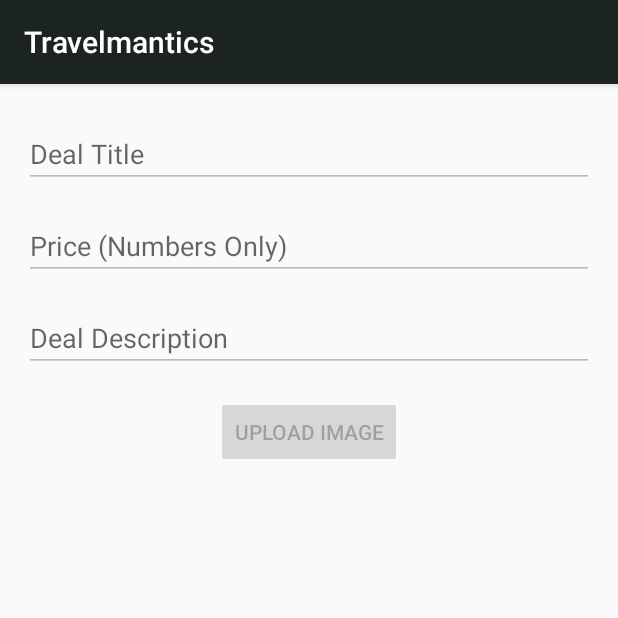
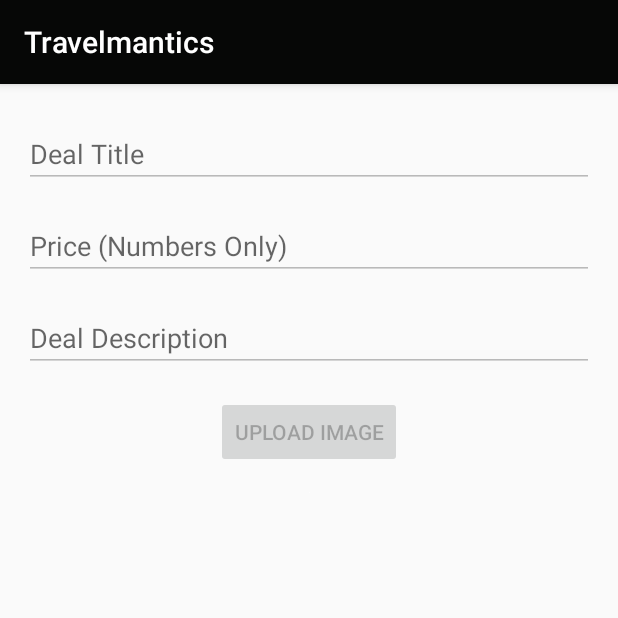
Before and after one commit to UncleAyo/Travelmantics, an Android app: the DealActivity screen opened directly, with no data from a screen before it, on a phone screen of 412 x 824 dp, the top half of it. Run offline under Robolectric (Android 15) with nearby library versions, the phone set to English and light mode, and no system bars; our stand-ins replace Firebase (no records; nobody signed in at launch, a user with empty details on screens opened directly), Picasso.

Commit message:
Change in colour of top bar

```diff
--- a/app/src/main/res/layout/activity_list.xml
+++ b/app/src/main/res/layout/activity_list.xml
@@ -15,7 +15,7 @@
             android:id="@+id/toolbar"
             android:layout_width="match_parent"
             android:layout_height="?attr/actionBarSize"
-            android:background="#050504"
+            android:background="#060706"
             app:popupTheme="@style/AppTheme.PopupOverlay" />
 
     </com.google.android.material.appbar.AppBarLayout>
--- a/app/src/main/res/layout/activity_main.xml
+++ b/app/src/main/res/layout/activity_main.xml
@@ -16,7 +16,7 @@
             android:id="@+id/toolbar"
             android:layout_width="match_parent"
             android:layout_height="?attr/actionBarSize"
-            android:background="#1B2423"
+            android:background="#060706"
             app:popupTheme="@style/AppTheme.PopupOverlay" />
 
     </com.google.android.material.appbar.AppBarLayout>
```
